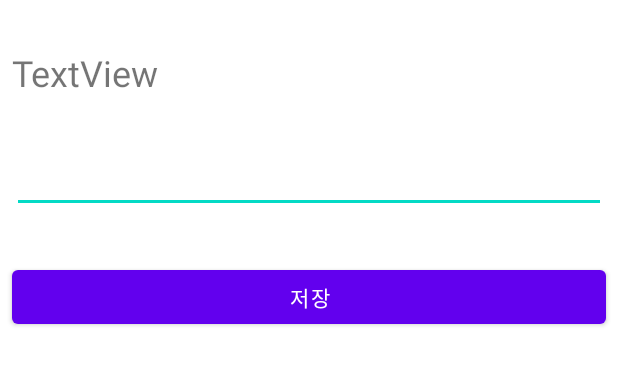
After one commit to wlvlrtm/Android-Study, an Android app: the layout activity_firebase1.xml on its own in the app's theme, with its tools: preview values and no code run, on a phone screen of 412 x 824 dp. The commit adds this screen. Shown: the top 365 px of the screen. Run offline under Robolectric (Android 15) with nearby library versions, the phone set to English and light mode, and no system bars.

Commit message:
E03, E04 Project Edit

```diff
--- a/E03List/app/build.gradle
+++ b/E03List/app/build.gradle
@@ -25,6 +25,7 @@ android {
         sourceCompatibility JavaVersion.VERSION_1_8
         targetCompatibility JavaVersion.VERSION_1_8
     }
+    namespace 'com.example.e03list'
 }
 
 dependencies {
--- a/E03List/app/src/main/AndroidManifest.xml
+++ b/E03List/app/src/main/AndroidManifest.xml
@@ -1,6 +1,5 @@
 <?xml version="1.0" encoding="utf-8"?>
-<manifest xmlns:android="http://schemas.android.com/apk/res/android"
-    package="com.example.e03list">
+<manifest xmlns:android="http://schemas.android.com/apk/res/android">
 
     <application
         android:allowBackup="true"
--- a/E03List/build.gradle
+++ b/E03List/build.gradle
@@ -1,7 +1,7 @@
 // Top-level build file where you can add configuration options common to all sub-projects/modules.
 plugins {
-    id 'com.android.application' version '7.1.2' apply false
-    id 'com.android.library' version '7.1.2' apply false
+    id 'com.android.application' version '7.2.0' apply false
+    id 'com.android.library' version '7.2.0' apply false
 }
 
 task clean(type: Delete) {
--- a/E04FireBase/app/build.gradle
+++ b/E04FireBase/app/build.gradle
@@ -35,4 +35,8 @@ dependencies {
     testImplementation 'junit:junit:4.13.2'
     androidTestImplementation 'androidx.test.ext:junit:1.1.3'
     androidTestImplementation 'androidx.test.espresso:espresso-core:3.4.0'
+    implementation platform('com.google.firebase:firebase-bom:30.0.0')
+    implementation 'com.google.firebase:firebase-database'
 }
+apply plugin: 'com.android.application'
+apply plugin: 'com.google.gms.google-services'
--- /dev/null
+++ b/E04FireBase/app/src/main/res/layout/activity_firebase1.xml
@@ -0,0 +1,46 @@
+<?xml version="1.0" encoding="utf-8"?>
+<androidx.constraintlayout.widget.ConstraintLayout xmlns:android="http://schemas.android.com/apk/res/android"
+    xmlns:app="http://schemas.android.com/apk/res-auto"
+    xmlns:tools="http://schemas.android.com/tools"
+    android:layout_width="match_parent"
+    android:layout_height="match_parent"
+    tools:context=".Firebase1Activity">
+
+    <TextView
+        android:id="@+id/textView"
+        android:layout_width="0dp"
+        android:layout_height="wrap_content"
+        android:layout_marginStart="8dp"
+        android:layout_marginTop="32dp"
+        android:layout_marginEnd="8dp"
+        android:text="TextView"
+        android:textSize="24sp"
+        app:layout_constraintEnd_toEndOf="parent"
+        app:layout_constraintStart_toStartOf="parent"
+        app:layout_constraintTop_toTopOf="parent" />
+
+    <EditText
+        android:id="@+id/editText"
+        android:layout_width="0dp"
+        android:layout_height="wrap_content"
+        android:layout_marginStart="8dp"
+        android:layout_marginTop="32dp"
+        android:layout_marginEnd="8dp"
+        android:ems="10"
+        android:inputType="text"
+        app:layout_constraintEnd_toEndOf="parent"
+        app:layout_constraintStart_toStartOf="parent"
+        app:layout_constraintTop_toBottomOf="@+id/textView" />
+
+    <Button
+        android:id="@+id/btnSave"
+        android:layout_width="0dp"
+        android:layout_height="wrap_content"
+        android:layout_marginStart="8dp"
+        android:layout_marginTop="32dp"
+        android:layout_marginEnd="8dp"
+        android:text="@string/save"
+        app:layout_constraintEnd_toEndOf="parent"
+        app:layout_constraintStart_toStartOf="parent"
+        app:layout_constraintTop_toBottomOf="@+id/editText" />
+</androidx.constraintlayout.widget.ConstraintLayout>
--- a/E04FireBase/app/src/main/res/values-night/themes.xml
+++ b/E04FireBase/app/src/main/res/values-night/themes.xml
@@ -1,6 +1,6 @@
 <resources xmlns:tools="http://schemas.android.com/tools">
     <!-- Base application theme. -->
-    <style name="Theme.E04FireBase" parent="Theme.MaterialComponents.DayNight.DarkActionBar">
+    <style name="Theme.E04Firebase" parent="Theme.MaterialComponents.DayNight.DarkActionBar">
         <!-- Primary brand color. -->
         <item name="colorPrimary">@color/purple_200</item>
         <item name="colorPrimaryVariant">@color/purple_700</item>
--- a/E04FireBase/app/src/main/res/values/strings.xml
+++ b/E04FireBase/app/src/main/res/values/strings.xml
@@ -1,3 +1,4 @@
 <resources>
-    <string name="app_name">E04FireBase</string>
+    <string name="app_name">E04Firebase</string>
+    <string name="save">저장</string>
 </resources>
--- a/E04FireBase/app/src/main/res/values/themes.xml
+++ b/E04FireBase/app/src/main/res/values/themes.xml
@@ -1,6 +1,6 @@
 <resources xmlns:tools="http://schemas.android.com/tools">
     <!-- Base application theme. -->
-    <style name="Theme.E04FireBase" parent="Theme.MaterialComponents.DayNight.DarkActionBar">
+    <style name="Theme.E04Firebase" parent="Theme.MaterialComponents.DayNight.DarkActionBar">
         <!-- Primary brand color. -->
         <item name="colorPrimary">@color/purple_500</item>
         <item name="colorPrimaryVariant">@color/purple_700</item>
@@ -12,5 +12,6 @@
         <!-- Status bar color. -->
         <item name="android:statusBarColor" tools:targetApi="l">?attr/colorPrimaryVariant</item>
         <!-- Customize your theme here. -->
+        <item name="android:textAllCaps">false</item>
     </style>
 </resources>
--- a/E04FireBase/build.gradle
+++ b/E04FireBase/build.gradle
@@ -1,4 +1,10 @@
 // Top-level build file where you can add configuration options common to all sub-projects/modules.
+buildscript {
+    dependencies {
+        classpath "com.google.gms:google-services:4.3.10"
+    }
+}
+
 plugins {
     id 'com.android.application' version '7.2.0' apply false
     id 'com.android.library' version '7.2.0' apply false
--- a/E04FireBase/settings.gradle
+++ b/E04FireBase/settings.gradle
@@ -12,5 +12,5 @@ dependencyResolutionManagement {
         mavenCentral()
     }
 }
-rootProject.name = "E04FireBase"
+rootProject.name = "E04Firebase"
 include ':app'
```
Also changed, not shown: E03List/app/src/main/java/com/example/e03list/MainActivity.java (+29 -1 lines), E03List/app/src/main/java/com/example/e03list/Memo3Activity.java (+14 -0 lines), E03List/app/src/main/java/com/example/e03list/RecyclerView3Activity.java (+38 -16 lines), E03List/app/src/main/java/com/example/e03list/RecyclerView3Adapter.java (+2 -5 lines), E04FireBase/app/src/main/AndroidManifest.xml (+14 -5 lines), E04FireBase/app/src/main/java/com/example/e04firebase/Firebase1Activity.java (added, +59 -0 lines), E04FireBase/app/src/main/java/com/example/e04firebase/MainActivity.java (+8 -0 lines), E04FireBase/app/src/main/res/layout/activity_main.xml (+15 -4 lines), E03List/gradle/wrapper/gradle-wrapper.properties, E04FireBase/gradle/wrapper/gradle-wrapper.properties, 1 other file.
